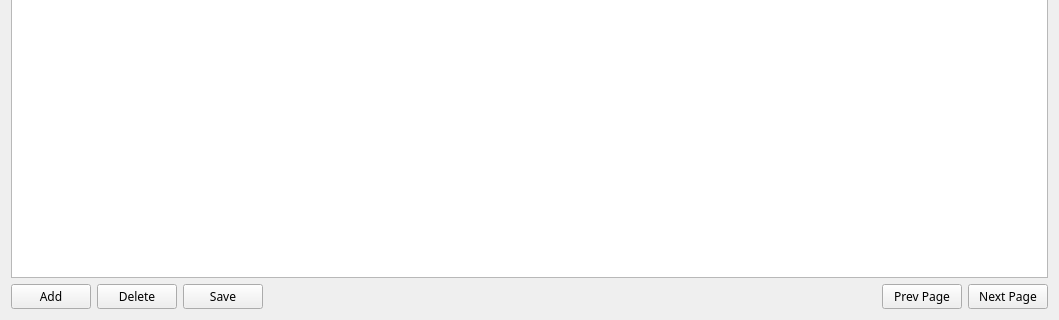
This is src/forms/booksection.ui in yunag/QLibraryManagementSystem as Qt 5 draws it before an edit; both pictures show x 0 to 1059 and y 411 to 731 of the 1059 by 731 pixel window. The edited form follows.
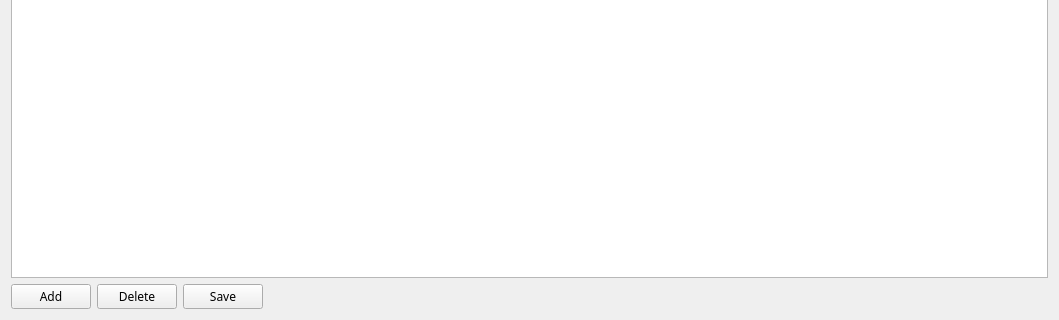
This is the edited form. Icons and pictures are not drawn. Custom widgets are drawn as their Qt base class.

```diff
--- a/src/forms/booksection.ui
+++ b/src/forms/booksection.ui
@@ -266,6 +266,9 @@
    </item>
    <item>
     <layout class="QHBoxLayout" name="horizontalLayout_2">
+     <property name="sizeConstraint">
+      <enum>QLayout::SetMinimumSize</enum>
+     </property>
      <item>
       <widget class="QPushButton" name="addButton">
        <property name="font">
@@ -316,26 +319,18 @@
       </spacer>
      </item>
      <item>
-      <widget class="QPushButton" name="prevPageButton">
-       <property name="font">
-        <font>
-         <family>Montserrat</family>
-        </font>
+      <widget class="Pagination" name="pagination">
+       <property name="sizePolicy">
+        <sizepolicy hsizetype="Maximum" vsizetype="Maximum">
+         <horstretch>0</horstretch>
+         <verstretch>0</verstretch>
+        </sizepolicy>
        </property>
-       <property name="text">
-        <string>Prev Page</string>
+       <property name="frameShape">
+        <enum>QFrame::StyledPanel</enum>
        </property>
-      </widget>
-     </item>
-     <item>
-      <widget class="QPushButton" name="nextPageButton">
-       <property name="font">
-        <font>
-         <family>Montserrat</family>
-        </font>
-       </property>
-       <property name="text">
-        <string>Next Page</string>
+       <property name="frameShadow">
+        <enum>QFrame::Raised</enum>
        </property>
       </widget>
      </item>
@@ -343,6 +338,14 @@
    </item>
   </layout>
  </widget>
+ <customwidgets>
+  <customwidget>
+   <class>Pagination</class>
+   <extends>QFrame</extends>
+   <header>pagination.h</header>
+   <container>1</container>
+  </customwidget>
+ </customwidgets>
  <resources>
   <include location="../../resources/resource.qrc"/>
  </resources>
```
